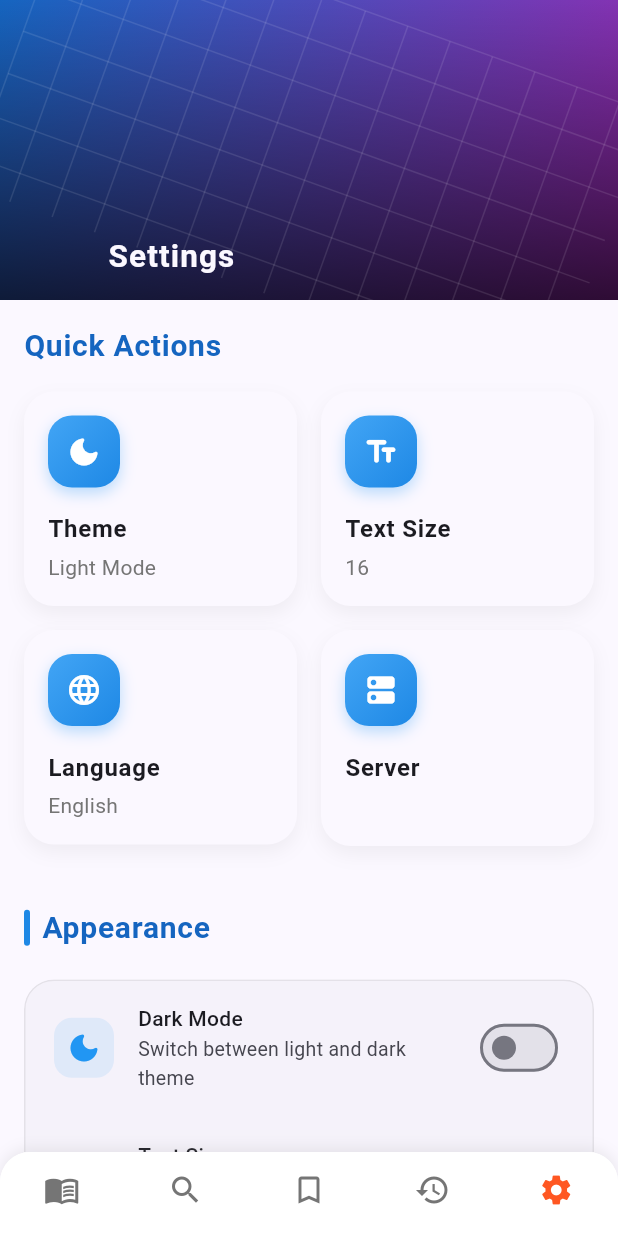
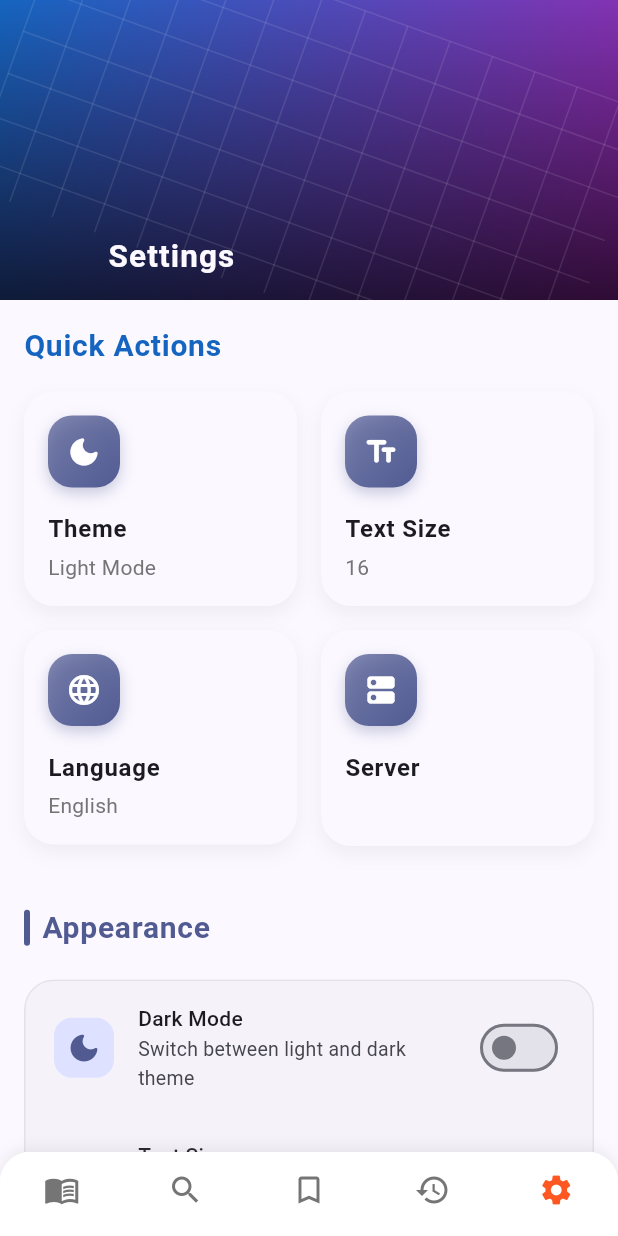
Before and after one commit to Duy-Thanh/docln, a Flutter app: the screen it shows after launch, item 5 of the bottom bar chosen, on a phone screen of 412 x 824 dp. Run offline on Flutter 3.47's test engine with Material 3 defaults, Android fonts, the phone set to English and light mode, and no system bars; our stand-ins replace cached_network_image, dio, dynamic_color, file_picker, flutter_local_notifications, image_picker and 11 more; missing offline and left inert: android_intent_plus, app_settings, dart:ffi, translator, wireguard_flutter; accounts and stored records are empty; network calls fail.

Commit message:
Update SettingsScreen to use Material You

```diff
--- a/lib/screens/SettingsScreen.dart
+++ b/lib/screens/SettingsScreen.dart
@@ -465,11 +465,14 @@ class SettingsScreenState extends State<SettingsScreen>
       final bool? proceed = await showDialog<bool>(
         context: context,
         builder: (context) => AlertDialog(
-          title: const Row(
+          title: Row(
             children: [
-              Icon(Icons.notifications_active, color: Colors.blue),
-              SizedBox(width: 8),
-              Text('Enable Notifications'),
+              Icon(
+                Icons.notifications_active,
+                color: Theme.of(context).colorScheme.primary,
+              ),
+              const SizedBox(width: 8),
+              const Text('Enable Notifications'),
             ],
           ),
           content: Column(
@@ -601,7 +604,11 @@ class SettingsScreenState extends State<SettingsScreen>
       padding: const EdgeInsets.symmetric(vertical: 8),
       child: Row(
         children: [
-          Icon(icon, size: 20, color: Colors.blue),
+          Icon(
+            icon,
+            size: 20,
+            color: Theme.of(context).colorScheme.primary,
+          ),
           const SizedBox(width: 12),
           Expanded(child: Text(text)),
         ],
@@ -765,13 +772,13 @@ class SettingsScreenState extends State<SettingsScreen>
               Container(
                 padding: const EdgeInsets.all(16),
                 decoration: BoxDecoration(
-                  color: Colors.blue.withOpacity(0.1),
+                  color: Theme.of(context).colorScheme.primaryContainer,
                   shape: BoxShape.circle,
                 ),
-                child: const Icon(
+                child: Icon(
                   Icons.menu_book_rounded,
                   size: 64,
-                  color: Colors.blue,
+                  color: Theme.of(context).colorScheme.primary,
                 ),
               ),
               const SizedBox(height: 24),
@@ -870,29 +877,31 @@ class SettingsScreenState extends State<SettingsScreen>
   }
 
   Widget _buildServerListItem(String server, bool isSelected) {
+    final colorScheme = Theme.of(context).colorScheme;
     return ListTile(
       contentPadding: const EdgeInsets.symmetric(horizontal: 20, vertical: 4),
       leading: Container(
         padding: const EdgeInsets.all(8),
         decoration: BoxDecoration(
           color: isSelected
-              ? Colors.blue.withOpacity(0.1)
-              : Colors.grey.withOpacity(0.1),
+              ? colorScheme.primaryContainer
+              : colorScheme.surfaceContainerHighest,
           borderRadius: BorderRadius.circular(12),
         ),
         child: Icon(
           Icons.dns_rounded,
-          color: isSelected ? Colors.blue : Colors.grey,
+          color: isSelected ? colorScheme.primary : colorScheme.outline,
         ),
       ),
       title: Text(
         server,
         style: TextStyle(
           fontWeight: isSelected ? FontWeight.w600 : FontWeight.normal,
-          color: isSelected ? Colors.blue : null,
-        ),
-      ),
-      trailing: isSelected ? const Icon(Icons.check, color: Colors.blue) : null,
+          color: isSelected ? colorScheme.primary : null,
+        ),
+      ),
+      trailing:
+          isSelected ? Icon(Icons.check, color: colorScheme.primary) : null,
       onTap: () async {
         Navigator.pop(context);
         await _changeServer(server);
@@ -984,13 +993,16 @@ class SettingsScreenState extends State<SettingsScreen>
 
   Widget _buildServerOption(String server) {
     final isSelected = currentServer == server;
+    final colorScheme = Theme.of(context).colorScheme;
     return Card(
       elevation: 0,
       margin: const EdgeInsets.symmetric(vertical: 4),
       shape: RoundedRectangleBorder(
         borderRadius: BorderRadius.circular(12),
         side: BorderSide(
-          color: isSelected ? Colors.blue : Colors.grey.withOpacity(0.2),
+          color: isSelected
+              ? colorScheme.primary
+              : colorScheme.surfaceContainerHighest,
           width: isSelected ? 2 : 1,
         ),
       ),
@@ -1009,7 +1021,7 @@ class SettingsScreenState extends State<SettingsScreen>
           server,
           style: TextStyle(
             fontWeight: isSelected ? FontWeight.w600 : FontWeight.normal,
-            color: isSelected ? Colors.blue : null,
+            color: isSelected ? colorScheme.primary : null,
           ),
         ),
         onTap: () async {
@@ -1056,14 +1068,20 @@ class SettingsScreenState extends State<SettingsScreen>
                   padding: const EdgeInsets.all(12),
                   decoration: BoxDecoration(
                     gradient: LinearGradient(
-                      colors: [Colors.blue.shade400, Colors.blue.shade600],
+                      colors: [
+                        Theme.of(context).colorScheme.primary.withOpacity(0.7),
+                        Theme.of(context).colorScheme.primary,
+                      ],
                       begin: Alignment.topLeft,
                       end: Alignment.bottomRight,
                     ),
                     borderRadius: BorderRadius.circular(16),
                     boxShadow: [
                       BoxShadow(
-                        color: Colors.blue.withOpacity(0.3),
+                        color: Theme.of(context)
+                            .colorScheme
+                            .primary
+                            .withOpacity(0.3),
                         blurRadius: 8,
                         offset: const Offset(0, 4),
                       ),
@@ -1094,6 +1112,7 @@ class SettingsScreenState extends State<SettingsScreen>
   }
 
   Widget _buildSection(String title, List<Widget> children) {
+    final colorScheme = Theme.of(context).colorScheme;
     return Column(
       crossAxisAlignment: CrossAxisAlignment.start,
       children: [
@@ -1105,7 +1124,7 @@ class SettingsScreenState extends State<SettingsScreen>
                 width: 4,
                 height: 24,
                 decoration: BoxDecoration(
-                  color: Colors.blue.shade600,
+                  color: colorScheme.primary,
                   borderRadius: BorderRadius.circular(2),
                 ),
               ),
@@ -1116,7 +1135,7 @@ class SettingsScreenState extends State<SettingsScreen>
                   fontSize: 20,
                   fontWeight: FontWeight.w600,
                   letterSpacing: 0.5,
-                  color: Colors.blue.shade800,
+                  color: colorScheme.primary,
                 ),
               ),
             ],
@@ -1142,22 +1161,23 @@ class SettingsScreenState extends State<SettingsScreen>
     bool value,
     Function(bool) onChanged,
   ) {
+    final colorScheme = Theme.of(context).colorScheme;
     return ListTile(
       contentPadding: const EdgeInsets.symmetric(horizontal: 20, vertical: 8),
       leading: Container(
         padding: const EdgeInsets.all(8),
         decoration: BoxDecoration(
-          color: Colors.blue.withOpacity(0.1),
+          color: colorScheme.primaryContainer,
           borderRadius: BorderRadius.circular(12),
         ),
-        child: Icon(icon, color: Colors.blue),
+        child: Icon(icon, color: colorScheme.primary),
       ),
       title: Text(title, style: const TextStyle(fontWeight: FontWeight.w500)),
       subtitle: Text(subtitle),
       trailing: Switch.adaptive(
         value: value,
         onChanged: onChanged,
-        activeColor: Colors.blue,
+        activeColor: colorScheme.primary,
       ),
     );
   }
@@ -1175,15 +1195,16 @@ class SettingsScreenState extends State<SettingsScreen>
     double value,
     ValueChanged<double> onChanged,
   ) {
+    final colorScheme = Theme.of(context).colorScheme;
     return ListTile(
       contentPadding: const EdgeInsets.symmetric(horizontal: 20, vertical: 8),
       leading: Container(
         padding: const EdgeInsets.all(8),
         decoration: BoxDecoration(
-          color: Colors.blue.withOpacity(0.1),
+          color: colorScheme.primaryContainer,
           borderRadius: BorderRadius.circular(12),
         ),
-        child: Icon(icon, color: Colors.blue),
+        child: Icon(icon, color: colorScheme.primary),
       ),
       title: Column(
         crossAxisAlignment: CrossAxisAlignment.start,
@@ -1239,6 +1260,7 @@ class SettingsScreenState extends State<SettingsScreen>
 
   Widget _buildWallpaperThemeSettings() {
     final themeService = Provider.of<ThemeServices>(context, listen: false);
+    final colorScheme = Theme.of(context).colorScheme;
 
     return Column(
       children: [
@@ -1250,10 +1272,10 @@ class SettingsScreenState extends State<SettingsScreen>
           leading: Container(
             padding: const EdgeInsets.all(8),
             decoration: BoxDecoration(
-              color: Colors.blue.withOpacity(0.1),
+              color: colorScheme.primaryContainer,
               borderRadius: BorderRadius.circular(12),
             ),
-            child: const Icon(Icons.palette_rounded, color: Colors.blue),
+            child: Icon(Icons.palette_rounded, color: colorScheme.primary),
           ),
           title: const Text(
             'Material You from Wallpaper',
@@ -1279,7 +1301,7 @@ class SettingsScreenState extends State<SettingsScreen>
                     });
                   }
                 : null,
-            activeColor: Colors.blue,
+            activeColor: Theme.of(context).colorScheme.primary,
           ),
         ),
         Padding(
@@ -1366,8 +1388,8 @@ class SettingsScreenState extends State<SettingsScreen>
                   icon: const Icon(Icons.clear),
                   tooltip: 'Clear wallpaper colors',
                   style: IconButton.styleFrom(
-                    backgroundColor: Colors.red.withOpacity(0.1),
-                    foregroundColor: Colors.red,
+                    backgroundColor: Theme.of(context).colorScheme.errorContainer,
+                    foregroundColor: Theme.of(context).colorScheme.error,
                   ),
                 ),
               ],
@@ -1429,15 +1451,16 @@ class SettingsScreenState extends State<SettingsScreen>
   }
 
   Widget _buildServerTile() {
+    final colorScheme = Theme.of(context).colorScheme;
     return ListTile(
       contentPadding: const EdgeInsets.symmetric(horizontal: 20, vertical: 8),
       leading: Container(
         padding: const EdgeInsets.all(8),
         decoration: BoxDecoration(
-          color: Colors.blue.withOpacity(0.1),
+          color: colorScheme.primaryContainer,
           borderRadius: BorderRadius.circular(12),
         ),
-        child: const Icon(Icons.dns_rounded, color: Colors.blue),
+        child: Icon(Icons.dns_rounded, color: colorScheme.primary),
       ),
       title: const Text(
         'Current Server',
@@ -1450,15 +1473,16 @@ class SettingsScreenState extends State<SettingsScreen>
   }
 
   Widget _buildLanguageTile() {
+    final colorScheme = Theme.of(context).colorScheme;
     return ListTile(
       contentPadding: const EdgeInsets.symmetric(horizontal: 20, vertical: 8),
       leading: Container(
         padding: const EdgeInsets.all(8),
         decoration: BoxDecoration(
-          color: Colors.blue.withOpacity(0.1),
+          color: colorScheme.primaryContainer,
           borderRadius: BorderRadius.circular(12),
         ),
-        child: const Icon(Icons.language_rounded, color: Colors.blue),
+        child: Icon(Icons.language_rounded, color: colorScheme.primary),
       ),
       title: const Text(
         'Language',
@@ -1595,15 +1619,16 @@ class SettingsScreenState extends State<SettingsScreen>
   }
 
   Widget _buildProxyTypeTile() {
+    final colorScheme = Theme.of(context).colorScheme;
     return ListTile(
       contentPadding: const EdgeInsets.symmetric(horizontal: 20, vertical: 8),
       leading: Container(
         padding: const EdgeInsets.all(8),
         decoration: BoxDecoration(
-          color: Colors.blue.withOpacity(0.1),
+          color: colorScheme.primaryContainer,
           borderRadius: BorderRadius.circular(12),
         ),
-        child: const Icon(Icons.dns_rounded, color: Colors.blue),
+        child: Icon(Icons.dns_rounded, color: colorScheme.primary),
       ),
       title: const Text(
         'Proxy Type',
@@ -1617,16 +1642,17 @@ class SettingsScreenState extends State<SettingsScreen>
 
   Widget _buildProxyConfigurationTile() {
     bool isCustom = proxyType == 'Custom';
+    final colorScheme = Theme.of(context).colorScheme;
 
     return ExpansionTile(
       tilePadding: const EdgeInsets.symmetric(horizontal: 20, vertical: 8),
       leading: Container(
         padding: const EdgeInsets.all(8),
         decoration: BoxDecoration(
-          color: Colors.blue.withOpacity(0.1),
+          color: colorScheme.primaryContainer,
           borderRadius: BorderRadius.circular(12),
         ),
-        child: const Icon(Icons.settings_rounded, color: Colors.blue),
+        child: Icon(Icons.settings_rounded, color: colorScheme.primary),
       ),
       title: const Text(
         'Proxy Configuration',
@@ -1691,8 +1717,8 @@ class SettingsScreenState extends State<SettingsScreen>
                 icon: const Icon(Icons.network_check),
                 label: const Text('Test Connection'),
                 style: ElevatedButton.styleFrom(
-                  backgroundColor: Colors.blue,
-                  foregroundColor: Colors.white,
+                  backgroundColor: Theme.of(context).colorScheme.primary,
+                  foregroundColor: Theme.of(context).colorScheme.onPrimary,
                 ),
               ),
             ],
@@ -1864,26 +1890,27 @@ class SettingsScreenState extends State<SettingsScreen>
 
   // Add a helper widget to display proxy information
   Widget _buildProxyInfoBanner() {
+    final colorScheme = Theme.of(context).colorScheme;
     return Container(
       margin: const EdgeInsets.all(16),
       padding: const EdgeInsets.all(16),
       decoration: BoxDecoration(
-        color: Colors.blue.withOpacity(0.1),
+        color: colorScheme.primaryContainer,
         borderRadius: BorderRadius.circular(12),
-        border: Border.all(color: Colors.blue.withOpacity(0.3)),
+        border: Border.all(color: colorScheme.primary.withOpacity(0.3)),
       ),
       child: Column(
         crossAxisAlignment: CrossAxisAlignment.start,
         children: [
           Row(
             children: [
-              Icon(Icons.info_outline, color: Colors.blue, size: 18),
+              Icon(Icons.info_outline, color: colorScheme.primary, size: 18),
               SizedBox(width: 8),
               Text(
                 'About Proxies',
                 style: TextStyle(
                   fontWeight: FontWeight.w600,
-                  color: Colors.blue,
+                  color: colorScheme.primary,
                 ),
               ),
             ],
@@ -1926,16 +1953,17 @@ class SettingsScreenState extends State<SettingsScreen>
 
   // Add WireGuard settings section
   Widget _buildWireGuardSection() {
+    final colorScheme = Theme.of(context).colorScheme;
     return _buildSection('WireGuard VPN', [
       ListTile(
         contentPadding: const EdgeInsets.symmetric(horizontal: 20, vertical: 8),
         leading: Container(
           padding: const EdgeInsets.all(8),
           decoration: BoxDecoration(
-            color: Colors.purple.withOpacity(0.1),
+            color: colorScheme.secondaryContainer,
             borderRadius: BorderRadius.circular(12),
           ),
-          child: const Icon(Icons.vpn_lock, color: Colors.purple),
+          child: Icon(Icons.vpn_lock, color: colorScheme.secondary),
         ),
         title: const Text(
           'WireGuard Settings',
@@ -1956,22 +1984,22 @@ class SettingsScreenState extends State<SettingsScreen>
         margin: const EdgeInsets.symmetric(horizontal: 16, vertical: 8),
         padding: const EdgeInsets.all(16),
         decoration: BoxDecoration(
-          color: Colors.purple.withOpacity(0.05),
+          color: colorScheme.secondaryContainer,
           borderRadius: BorderRadius.circular(12),
-          border: Border.all(color: Colors.purple.withOpacity(0.2)),
-        ),
-        child: const Column(
+          border: Border.all(color: colorScheme.secondary.withOpacity(0.3)),
+        ),
+        child: Column(
           crossAxisAlignment: CrossAxisAlignment.start,
           children: [
             Row(
               children: [
-                Icon(Icons.info_outline, color: Colors.purple, size: 18),
+                Icon(Icons.info_outline, color: colorScheme.secondary, size: 18),
                 SizedBox(width: 8),
                 Text(
                   'About WireGuard',
                   style: TextStyle(
                     fontWeight: FontWeight.w600,
-                    color: Colors.purple,
+                    color: colorScheme.secondary,
                   ),
                 ),
               ],
@@ -2019,10 +2047,11 @@ class SettingsScreenState extends State<SettingsScreen>
             leading: Container(
               padding: const EdgeInsets.all(8),
               decoration: BoxDecoration(
-                color: Colors.green.withOpacity(0.1),
+                color: Theme.of(context).colorScheme.tertiaryContainer,
                 borderRadius: BorderRadius.circular(12),
               ),
-              child: const Icon(Icons.settings_rounded, color: Colors.green),
+              child: Icon(Icons.settings_rounded,
+                color: Theme.of(context).colorScheme.tertiary),
             ),
             title: const Text(
               'DNS Configuration',
@@ -2056,8 +2085,8 @@ class SettingsScreenState extends State<SettingsScreen>
                       icon: const Icon(Icons.help_outline),
                       label: const Text('How to Configure DNS'),
                       style: ElevatedButton.styleFrom(
-                        backgroundColor: Colors.green,
-                        foregroundColor: Colors.white,
+                        backgroundColor: Theme.of(context).colorScheme.tertiary,
+                        foregroundColor: Theme.of(context).colorScheme.onTertiary,
                       ),
                     ),
                   ],
@@ -2073,10 +2102,11 @@ class SettingsScreenState extends State<SettingsScreen>
             leading: Container(
               padding: const EdgeInsets.all(8),
               decoration: BoxDecoration(
-                color: Colors.green.withOpacity(0.1),
+                color: Theme.of(context).colorScheme.tertiaryContainer,
                 borderRadius: BorderRadius.circular(12),
               ),
-              child: const Icon(Icons.settings_rounded, color: Colors.green),
+              child: Icon(Icons.settings_rounded,
+                color: Theme.of(context).colorScheme.tertiary),
             ),
             title: const Text(
               'DNS Configuration',
@@ -2088,8 +2118,8 @@ class SettingsScreenState extends State<SettingsScreen>
               icon: const Icon(Icons.help_outline, size: 18),
               label: const Text('How to Configure'),
               style: ElevatedButton.styleFrom(
-                backgroundColor: Colors.green,
-                foregroundColor: Colors.white,
+                backgroundColor: Theme.of(context).colorScheme.tertiary,
+                foregroundColor: Theme.of(context).colorScheme.onTertiary,
                 padding: const EdgeInsets.symmetric(horizontal: 8, vertical: 0),
                 minimumSize: const Size(120, 36),
               ),
@@ -3496,7 +3526,7 @@ class SettingsScreenState extends State<SettingsScreen>
                   borderRadius: BorderRadius.circular(16),
                   boxShadow: [
                     BoxShadow(
-                      color: Colors.blue.withOpacity(0.3),
+                      color: Theme.of(context).colorScheme.primary.withOpacity(0.3),
                       blurRadius: 12,
                       offset: const Offset(0, 6),
                     ),
@@ -3505,12 +3535,13 @@ class SettingsScreenState extends State<SettingsScreen>
                 child: FloatingActionButton.extended(
                   onPressed: _saveSettings,
                   elevation: 0,
-                  backgroundColor: Colors.blue.shade600,
-                  icon: const Icon(Icons.save_rounded, color: Colors.white),
-                  label: const Text(
+                  backgroundColor: Theme.of(context).colorScheme.primary,
+                  icon: Icon(Icons.save_rounded,
+                    color: Theme.of(context).colorScheme.onPrimary),
+                  label: Text(
                     'Save Changes',
                     style: TextStyle(
-                      color: Colors.white,
+                      color: Theme.of(context).colorScheme.onPrimary,
                       fontWeight: FontWeight.w600,
                       letterSpacing: 0.5,
                     ),
```
Also changed, not shown: 1 other file.
